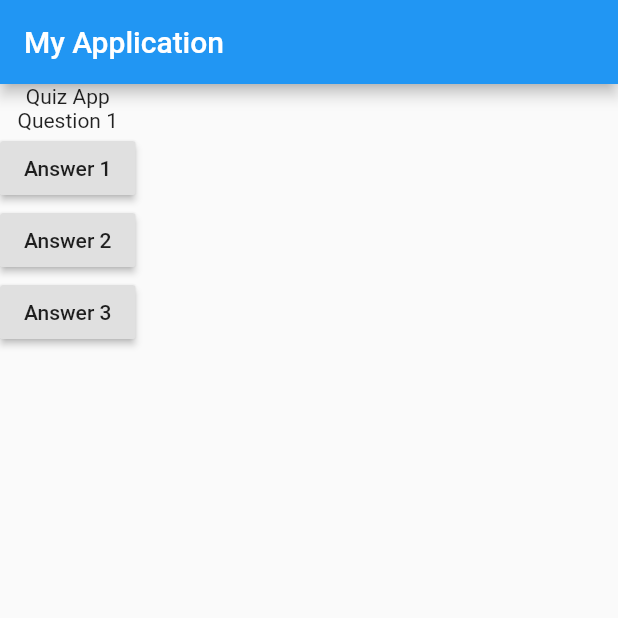
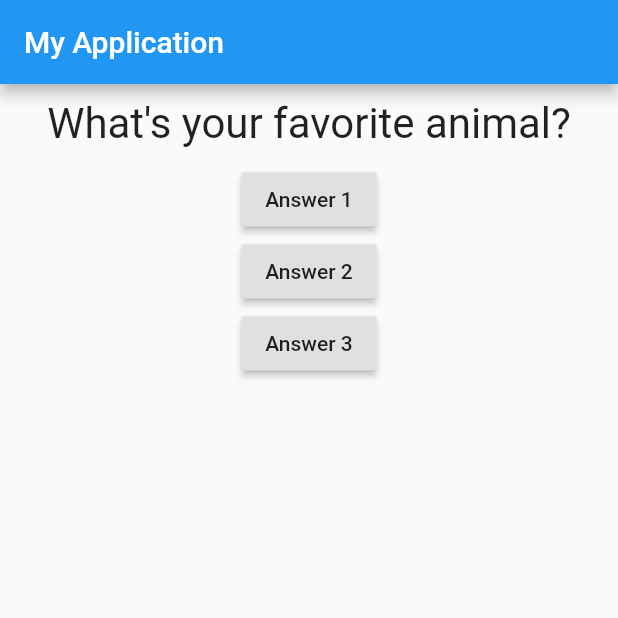
Before and after one commit to asasouza/flutter-studies, a Flutter app: the screen it shows after launch, after a tap on "Answer 1", on a phone screen of 412 x 824 dp, the top half of it. Run offline on Flutter 3.47's test engine with Material 2 defaults, Android fonts, the phone set to English and light mode, and no system bars.

Commit message:
Class 33 - 41

```diff
--- a/flutter_basics/lib/main.dart
+++ b/flutter_basics/lib/main.dart
@@ -1,4 +1,6 @@
 import 'package:flutter/material.dart';
+
+import './question.dart';
 
 // void main() {
 //  runApp(MainApp());
@@ -6,13 +8,31 @@
 
 void main() => runApp(MainApp());
 
-class MainApp extends StatelessWidget {
-  void onAnswer() {
+class MainApp extends StatefulWidget {
+  @override
+  State<StatefulWidget> createState() {
+    return _MainAppState();
+  }
+}
+
+class _MainAppState extends State<MainApp> {
+  var _questionIndex = 0;
+
+  void _onAnswer() {
+    setState(() {
+      _questionIndex++;
+    });
+
+    print(_questionIndex);
     print('Answer chosen');
   }
 
   @override
   Widget build(BuildContext context) {
+    var questions = [
+      'What\'s your favorite color?',
+      'What\'s your favorite animal?'
+    ];
     return MaterialApp(
       home: Scaffold(
         appBar: AppBar(
@@ -20,11 +40,10 @@
         ),
         body: Column(
           children: [
-            Text('Quiz App'),
-            Text('Question 1'),
+            Question(questions[_questionIndex]),
             RaisedButton(
               child: Text('Answer 1'),
-              onPressed: onAnswer,
+              onPressed: _onAnswer,
             ),
             RaisedButton(
               child: Text('Answer 2'),
--- /dev/null
+++ b/flutter_basics/lib/question.dart
@@ -0,0 +1,20 @@
+import 'package:flutter/material.dart';
+
+class Question extends StatelessWidget {
+  final String question;
+
+  Question(this.question);
+
+  @override
+  Widget build(BuildContext context) {
+    return Container(
+      child: Text(
+        question,
+        style: TextStyle(fontSize: 28),
+        textAlign: TextAlign.center,
+      ),
+      margin: EdgeInsets.all(10),
+      width: double.infinity,
+    );
+  }
+}
```
